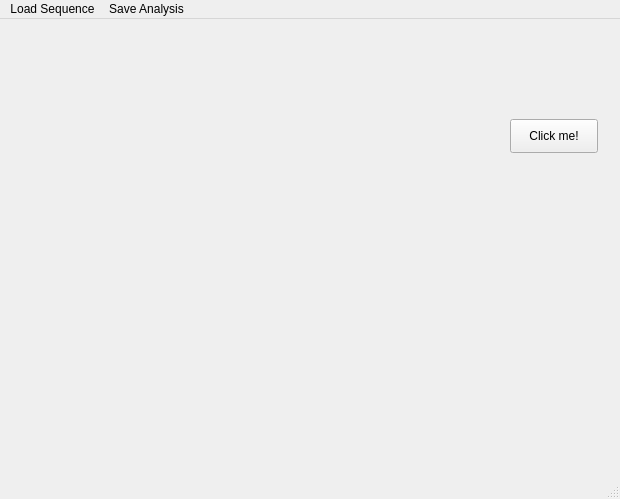
The window that Design.ui (Nico-Enghardt/Tropfen-Serien-Analyse) describes before a commit, drawn with Qt 5.
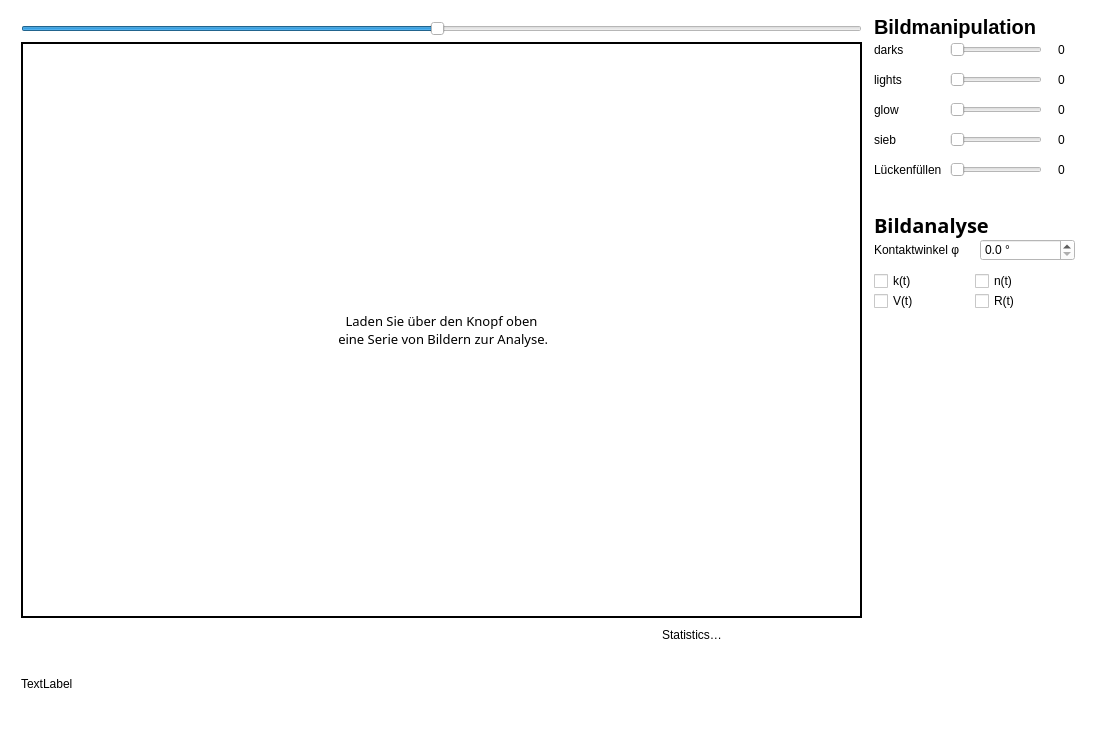
The same window after the commit. Icons and pictures are not drawn.

The edit to the form file:
```diff
--- a/Design.ui
+++ b/Design.ui
@@ -6,70 +6,652 @@
    <rect>
     <x>0</x>
     <y>0</y>
-    <width>620</width>
-    <height>499</height>
+    <width>1096</width>
+    <height>731</height>
    </rect>
   </property>
+  <property name="minimumSize">
+   <size>
+    <width>800</width>
+    <height>500</height>
+   </size>
+  </property>
+  <property name="maximumSize">
+   <size>
+    <width>1920</width>
+    <height>1080</height>
+   </size>
+  </property>
   <property name="windowTitle">
    <string>MainWindow</string>
   </property>
+  <property name="styleSheet">
+   <string notr="true">background-color: rgb(255,255,255);
+color:black;
+font: 57 10pt &quot;NotoSerifTamilSlanted Medium&quot;;</string>
+  </property>
+  <property name="tabShape">
+   <enum>QTabWidget::Triangular</enum>
+  </property>
   <widget class="QWidget" name="centralwidget">
-   <widget class="QLabel" name="firstLabelGoodMorning">
-    <property name="geometry">
-     <rect>
-      <x>40</x>
-      <y>10</y>
-      <width>271</width>
-      <height>321</height>
-     </rect>
+   <property name="enabled">
+    <bool>true</bool>
+   </property>
+   <property name="sizePolicy">
+    <sizepolicy hsizetype="Preferred" vsizetype="Preferred">
+     <horstretch>0</horstretch>
+     <verstretch>1</verstretch>
+    </sizepolicy>
+   </property>
+   <property name="styleSheet">
+    <string notr="true"/>
+   </property>
+   <layout class="QGridLayout" name="gridLayout_2" rowstretch="10,1" columnstretch="4,0,0,0,1">
+    <property name="leftMargin">
+     <number>15</number>
     </property>
-    <property name="text">
-     <string/>
+    <property name="topMargin">
+     <number>15</number>
     </property>
-    <property name="pixmap">
-     <pixmap>../../../../../Downloads/IMG_20211220_213238.jpg</pixmap>
+    <property name="rightMargin">
+     <number>15</number>
     </property>
-    <property name="scaledContents">
-     <bool>true</bool>
+    <property name="bottomMargin">
+     <number>15</number>
     </property>
-   </widget>
-   <widget class="QPushButton" name="ClickmeButton">
-    <property name="geometry">
-     <rect>
-      <x>510</x>
-      <y>100</y>
-      <width>88</width>
-      <height>34</height>
-     </rect>
+    <property name="spacing">
+     <number>0</number>
     </property>
-    <property name="text">
-     <string>Click me!</string>
-    </property>
-   </widget>
+    <item row="0" column="0" colspan="2">
+     <layout class="QGridLayout" name="gridLayout">
+      <property name="leftMargin">
+       <number>6</number>
+      </property>
+      <property name="topMargin">
+       <number>6</number>
+      </property>
+      <property name="rightMargin">
+       <number>6</number>
+      </property>
+      <property name="bottomMargin">
+       <number>6</number>
+      </property>
+      <property name="spacing">
+       <number>6</number>
+      </property>
+      <item row="1" column="1" colspan="6">
+       <widget class="QLabel" name="firstLabelGoodMorning">
+        <property name="sizePolicy">
+         <sizepolicy hsizetype="Expanding" vsizetype="Expanding">
+          <horstretch>0</horstretch>
+          <verstretch>0</verstretch>
+         </sizepolicy>
+        </property>
+        <property name="minimumSize">
+         <size>
+          <width>1</width>
+          <height>1</height>
+         </size>
+        </property>
+        <property name="font">
+         <font>
+          <family>NotoSerifTamilSlanted Medium</family>
+          <pointsize>10</pointsize>
+          <weight>7</weight>
+          <italic>false</italic>
+          <bold>false</bold>
+         </font>
+        </property>
+        <property name="styleSheet">
+         <string notr="true">border: 2px solid;</string>
+        </property>
+        <property name="text">
+         <string>Laden Sie über den Knopf oben
+ eine Serie von Bildern zur Analyse.</string>
+        </property>
+        <property name="scaledContents">
+         <bool>false</bool>
+        </property>
+        <property name="alignment">
+         <set>Qt::AlignCenter</set>
+        </property>
+        <property name="wordWrap">
+         <bool>true</bool>
+        </property>
+       </widget>
+      </item>
+      <item row="2" column="3">
+       <widget class="QPushButton" name="playButton">
+        <property name="enabled">
+         <bool>false</bool>
+        </property>
+        <property name="minimumSize">
+         <size>
+          <width>55</width>
+          <height>0</height>
+         </size>
+        </property>
+        <property name="maximumSize">
+         <size>
+          <width>55</width>
+          <height>16777215</height>
+         </size>
+        </property>
+        <property name="styleSheet">
+         <string notr="true"/>
+        </property>
+        <property name="text">
+         <string/>
+        </property>
+        <property name="icon">
+         <iconset resource="resources.qrc">
+          <normaloff>:/Icons/Icons/play.png</normaloff>:/Icons/Icons/play.png</iconset>
+        </property>
+        <property name="iconSize">
+         <size>
+          <width>21</width>
+          <height>16</height>
+         </size>
+        </property>
+        <property name="flat">
+         <bool>true</bool>
+        </property>
+       </widget>
+      </item>
+      <item row="2" column="6">
+       <widget class="QLabel" name="statistics">
+        <property name="minimumSize">
+         <size>
+          <width>200</width>
+          <height>0</height>
+         </size>
+        </property>
+        <property name="styleSheet">
+         <string notr="true"/>
+        </property>
+        <property name="text">
+         <string>Statistics…</string>
+        </property>
+       </widget>
+      </item>
+      <item row="2" column="2">
+       <widget class="QPushButton" name="forwardsButton">
+        <property name="enabled">
+         <bool>false</bool>
+        </property>
+        <property name="sizePolicy">
+         <sizepolicy hsizetype="Minimum" vsizetype="Fixed">
+          <horstretch>0</horstretch>
+          <verstretch>0</verstretch>
+         </sizepolicy>
+        </property>
+        <property name="maximumSize">
+         <size>
+          <width>40</width>
+          <height>16777215</height>
+         </size>
+        </property>
+        <property name="text">
+         <string/>
+        </property>
+        <property name="icon">
+         <iconset resource="resources.qrc">
+          <normaloff>:/Icons/Icons/forwards.png</normaloff>:/Icons/Icons/forwards.png</iconset>
+        </property>
+        <property name="checkable">
+         <bool>false</bool>
+        </property>
+        <property name="default">
+         <bool>false</bool>
+        </property>
+        <property name="flat">
+         <bool>true</bool>
+        </property>
+       </widget>
+      </item>
+      <item row="2" column="1">
+       <widget class="QPushButton" name="backwardsButton">
+        <property name="enabled">
+         <bool>false</bool>
+        </property>
+        <property name="sizePolicy">
+         <sizepolicy hsizetype="Fixed" vsizetype="Fixed">
+          <horstretch>0</horstretch>
+          <verstretch>0</verstretch>
+         </sizepolicy>
+        </property>
+        <property name="maximumSize">
+         <size>
+          <width>40</width>
+          <height>16777215</height>
+         </size>
+        </property>
+        <property name="text">
+         <string/>
+        </property>
+        <property name="icon">
+         <iconset resource="resources.qrc">
+          <normaloff>:/Icons/Icons/backwards.png</normaloff>:/Icons/Icons/backwards.png</iconset>
+        </property>
+        <property name="default">
+         <bool>false</bool>
+        </property>
+        <property name="flat">
+         <bool>true</bool>
+        </property>
+       </widget>
+      </item>
+      <item row="0" column="1" colspan="6">
+       <widget class="QSlider" name="revealSlider">
+        <property name="maximum">
+         <number>101</number>
+        </property>
+        <property name="singleStep">
+         <number>1</number>
+        </property>
+        <property name="value">
+         <number>50</number>
+        </property>
+        <property name="orientation">
+         <enum>Qt::Horizontal</enum>
+        </property>
+       </widget>
+      </item>
+      <item row="2" column="4">
+       <spacer name="horizontalSpacer">
+        <property name="orientation">
+         <enum>Qt::Horizontal</enum>
+        </property>
+        <property name="sizeHint" stdset="0">
+         <size>
+          <width>40</width>
+          <height>20</height>
+         </size>
+        </property>
+       </spacer>
+      </item>
+     </layout>
+    </item>
+    <item row="0" column="3">
+     <layout class="QVBoxLayout" name="verticalLayout_2"/>
+    </item>
+    <item row="0" column="4">
+     <layout class="QVBoxLayout" name="verticalLayout_3">
+      <property name="leftMargin">
+       <number>6</number>
+      </property>
+      <property name="topMargin">
+       <number>0</number>
+      </property>
+      <property name="rightMargin">
+       <number>6</number>
+      </property>
+      <property name="bottomMargin">
+       <number>6</number>
+      </property>
+      <item>
+       <widget class="QLabel" name="label_7">
+        <property name="styleSheet">
+         <string notr="true">font-weight: bold;
+font-size: 15pt;</string>
+        </property>
+        <property name="text">
+         <string>Bildmanipulation</string>
+        </property>
+       </widget>
+      </item>
+      <item>
+       <layout class="QGridLayout" name="gridLayout_4">
+        <property name="spacing">
+         <number>8</number>
+        </property>
+        <item row="1" column="0">
+         <widget class="QLabel" name="label">
+          <property name="text">
+           <string>lights</string>
+          </property>
+         </widget>
+        </item>
+        <item row="0" column="1">
+         <widget class="QSlider" name="darksSlider">
+          <property name="maximum">
+           <number>255</number>
+          </property>
+          <property name="orientation">
+           <enum>Qt::Horizontal</enum>
+          </property>
+         </widget>
+        </item>
+        <item row="2" column="1">
+         <widget class="QSlider" name="glowSlider">
+          <property name="maximum">
+           <number>30</number>
+          </property>
+          <property name="orientation">
+           <enum>Qt::Horizontal</enum>
+          </property>
+         </widget>
+        </item>
+        <item row="1" column="1">
+         <widget class="QSlider" name="lightsSlider">
+          <property name="maximum">
+           <number>255</number>
+          </property>
+          <property name="orientation">
+           <enum>Qt::Horizontal</enum>
+          </property>
+         </widget>
+        </item>
+        <item row="0" column="0">
+         <widget class="QLabel" name="label_2">
+          <property name="text">
+           <string>darks</string>
+          </property>
+         </widget>
+        </item>
+        <item row="2" column="0">
+         <widget class="QLabel" name="label_4">
+          <property name="text">
+           <string>glow</string>
+          </property>
+         </widget>
+        </item>
+        <item row="0" column="2">
+         <widget class="QSpinBox" name="spinBox">
+          <property name="frame">
+           <bool>false</bool>
+          </property>
+          <property name="alignment">
+           <set>Qt::AlignCenter</set>
+          </property>
+          <property name="buttonSymbols">
+           <enum>QAbstractSpinBox::NoButtons</enum>
+          </property>
+         </widget>
+        </item>
+        <item row="1" column="2">
+         <widget class="QSpinBox" name="spinBox_2">
+          <property name="wrapping">
+           <bool>false</bool>
+          </property>
+          <property name="frame">
+           <bool>false</bool>
+          </property>
+          <property name="alignment">
+           <set>Qt::AlignCenter</set>
+          </property>
+          <property name="buttonSymbols">
+           <enum>QAbstractSpinBox::NoButtons</enum>
+          </property>
+         </widget>
+        </item>
+        <item row="2" column="2">
+         <widget class="QSpinBox" name="spinBox_3">
+          <property name="frame">
+           <bool>false</bool>
+          </property>
+          <property name="alignment">
+           <set>Qt::AlignCenter</set>
+          </property>
+          <property name="buttonSymbols">
+           <enum>QAbstractSpinBox::NoButtons</enum>
+          </property>
+         </widget>
+        </item>
+        <item row="3" column="0">
+         <widget class="QLabel" name="label_5">
+          <property name="text">
+           <string>sieb</string>
+          </property>
+         </widget>
+        </item>
+        <item row="3" column="1">
+         <widget class="QSlider" name="siebSlider">
+          <property name="maximum">
+           <number>30</number>
+          </property>
+          <property name="orientation">
+           <enum>Qt::Horizontal</enum>
+          </property>
+         </widget>
+        </item>
+        <item row="3" column="2">
+         <widget class="QSpinBox" name="spinBox_4">
+          <property name="frame">
+           <bool>false</bool>
+          </property>
+          <property name="alignment">
+           <set>Qt::AlignCenter</set>
+          </property>
+          <property name="buttonSymbols">
+           <enum>QAbstractSpinBox::NoButtons</enum>
+          </property>
+         </widget>
+        </item>
+        <item row="4" column="0">
+         <widget class="QLabel" name="label_6">
+          <property name="text">
+           <string>Lückenfüllen</string>
+          </property>
+         </widget>
+        </item>
+        <item row="4" column="1">
+         <widget class="QSlider" name="lueckenSlider">
+          <property name="maximum">
+           <number>30</number>
+          </property>
+          <property name="orientation">
+           <enum>Qt::Horizontal</enum>
+          </property>
+         </widget>
+        </item>
+        <item row="4" column="2">
+         <widget class="QSpinBox" name="spinBox_5">
+          <property name="frame">
+           <bool>false</bool>
+          </property>
+          <property name="alignment">
+           <set>Qt::AlignCenter</set>
+          </property>
+          <property name="buttonSymbols">
+           <enum>QAbstractSpinBox::NoButtons</enum>
+          </property>
+         </widget>
+        </item>
+       </layout>
+      </item>
+      <item>
+       <spacer name="verticalSpacer">
+        <property name="orientation">
+         <enum>Qt::Vertical</enum>
+        </property>
+        <property name="sizeType">
+         <enum>QSizePolicy::Fixed</enum>
+        </property>
+        <property name="sizeHint" stdset="0">
+         <size>
+          <width>20</width>
+          <height>30</height>
+         </size>
+        </property>
+       </spacer>
+      </item>
+      <item>
+       <widget class="QLabel" name="label_8">
+        <property name="font">
+         <font>
+          <family>NotoSerifTamilSlanted Medium</family>
+          <pointsize>15</pointsize>
+          <weight>75</weight>
+          <italic>false</italic>
+          <bold>true</bold>
+         </font>
+        </property>
+        <property name="styleSheet">
+         <string notr="true">font-weight: bold;
+font-size: 15pt;</string>
+        </property>
+        <property name="text">
+         <string>Bildanalyse</string>
+        </property>
+       </widget>
+      </item>
+      <item>
+       <layout class="QHBoxLayout" name="horizontalLayout">
+        <property name="spacing">
+         <number>11</number>
+        </property>
+        <item>
+         <widget class="QLabel" name="label_9">
+          <property name="text">
+           <string>Kontaktwinkel φ </string>
+          </property>
+         </widget>
+        </item>
+        <item>
+         <widget class="QDoubleSpinBox" name="kontaktWinkelBox">
+          <property name="suffix">
+           <string> °</string>
+          </property>
+          <property name="decimals">
+           <number>1</number>
+          </property>
+         </widget>
+        </item>
+       </layout>
+      </item>
+      <item>
+       <spacer name="verticalSpacer_3">
+        <property name="orientation">
+         <enum>Qt::Vertical</enum>
+        </property>
+        <property name="sizeType">
+         <enum>QSizePolicy::Fixed</enum>
+        </property>
+        <property name="sizeHint" stdset="0">
+         <size>
+          <width>20</width>
+          <height>10</height>
+         </size>
+        </property>
+       </spacer>
+      </item>
+      <item>
+       <layout class="QGridLayout" name="gridLayout_3">
+        <item row="1" column="0">
+         <widget class="QCheckBox" name="checkBox_3">
+          <property name="text">
+           <string>V(t)</string>
+          </property>
+         </widget>
+        </item>
+        <item row="0" column="1">
+         <widget class="QCheckBox" name="checkBox_2">
+          <property name="text">
+           <string>n(t)</string>
+          </property>
+         </widget>
+        </item>
+        <item row="0" column="0">
+         <widget class="QCheckBox" name="checkBox">
+          <property name="enabled">
+           <bool>true</bool>
+          </property>
+          <property name="text">
+           <string>k(t)</string>
+          </property>
+          <property name="tristate">
+           <bool>false</bool>
+          </property>
+         </widget>
+        </item>
+        <item row="1" column="1">
+         <widget class="QCheckBox" name="checkBox_4">
+          <property name="text">
+           <string>R(t)</string>
+          </property>
+         </widget>
+        </item>
+       </layout>
+      </item>
+      <item>
+       <spacer name="verticalSpacer_2">
+        <property name="orientation">
+         <enum>Qt::Vertical</enum>
+        </property>
+        <property name="sizeHint" stdset="0">
+         <size>
+          <width>20</width>
+          <height>40</height>
+         </size>
+        </property>
+       </spacer>
+      </item>
+     </layout>
+    </item>
+    <item row="1" column="0" colspan="5">
+     <layout class="QVBoxLayout" name="verticalLayout">
+      <property name="leftMargin">
+       <number>6</number>
+      </property>
+      <property name="topMargin">
+       <number>6</number>
+      </property>
+      <property name="rightMargin">
+       <number>6</number>
+      </property>
+      <property name="bottomMargin">
+       <number>6</number>
+      </property>
+      <item>
+       <widget class="QLabel" name="label_3">
+        <property name="sizePolicy">
+         <sizepolicy hsizetype="Preferred" vsizetype="Preferred">
+          <horstretch>0</horstretch>
+          <verstretch>1</verstretch>
+         </sizepolicy>
+        </property>
+        <property name="minimumSize">
+         <size>
+          <width>100</width>
+          <height>0</height>
+         </size>
+        </property>
+        <property name="styleSheet">
+         <string notr="true"/>
+        </property>
+        <property name="text">
+         <string>TextLabel</string>
+        </property>
+       </widget>
+      </item>
+     </layout>
+    </item>
+   </layout>
   </widget>
   <widget class="QMenuBar" name="menubar">
    <property name="geometry">
     <rect>
      <x>0</x>
      <y>0</y>
-     <width>620</width>
-     <height>30</height>
+     <width>1096</width>
+     <height>33</height>
     </rect>
    </property>
-   <widget class="QMenu" name="menuLoad_Sequence">
-    <property name="title">
-     <string>Load Sequence</string>
-    </property>
-   </widget>
-   <widget class="QMenu" name="menuSave_Analysis">
-    <property name="title">
-     <string>Save Analysis</string>
-    </property>
-   </widget>
-   <addaction name="menuLoad_Sequence"/>
-   <addaction name="menuSave_Analysis"/>
   </widget>
-  <widget class="QStatusBar" name="statusbar"/>
+  <action name="actionLoad_Series">
+   <property name="text">
+    <string>Load Series</string>
+   </property>
+  </action>
+  <action name="actionSave_Analysis">
+   <property name="checkable">
+    <bool>false</bool>
+   </property>
+   <property name="text">
+    <string>Save Analysis</string>
+   </property>
+  </action>
  </widget>
  <resources/>
  <connections/>
```
Left out of the diff: 4 changed lines with no effect on the pictures.
